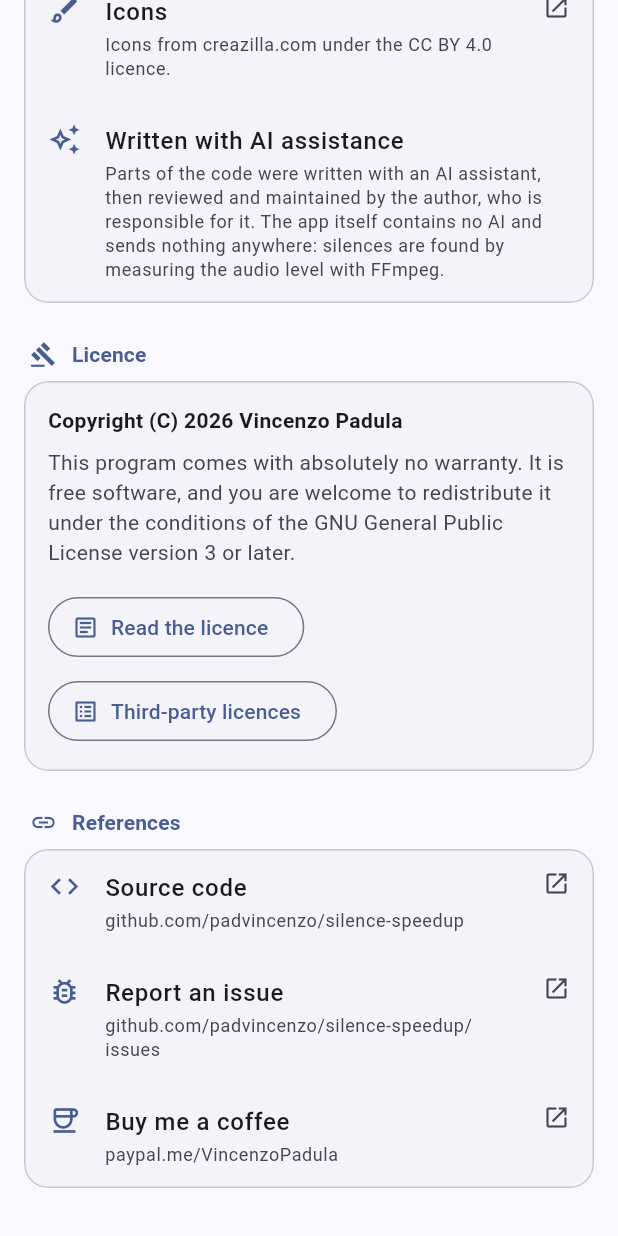
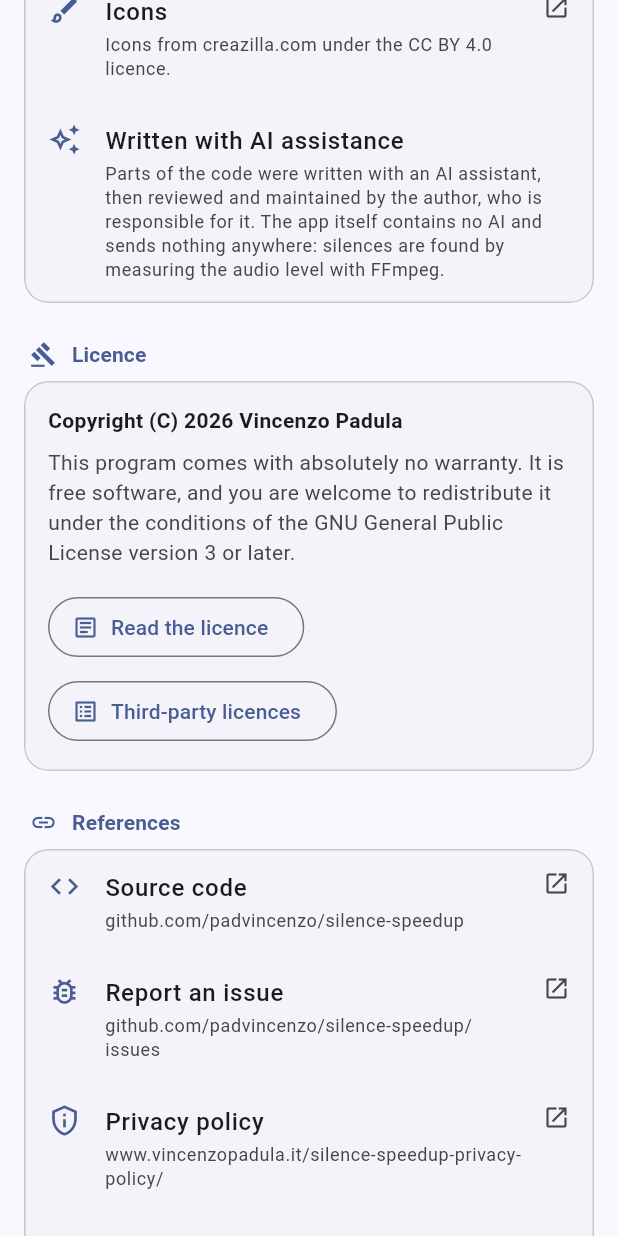
Before and after one commit to padvincenzo/silence-speedup, a Flutter app: the AboutPage widget shown alone on an empty page, opened directly with empty values, scrolled down 440 dp, on a phone screen of 412 x 824 dp. Run offline on Flutter 3.47's test engine with Material 3 defaults, Android fonts, the phone set to English and light mode, and no system bars; our stand-ins replace file_picker, package_info_plus, shared_preferences; missing offline and left inert: desktop_drop, ffmpeg_kit_flutter_new, window_manager; accounts and stored records are empty; network calls fail.

Commit message:
Link the privacy policy from the About page
The policy the Store listing points to is now one row among the app's
references, between reporting an issue and the donation link, in English
and Italian. A test checks that the row is there and that its address is
shown the way the others are.

Co-Authored-By: Claude Opus 5.5 <noreply@anthropic.com>

```diff
--- a/lib/l10n/arb/app_en.arb
+++ b/lib/l10n/arb/app_en.arb
@@ -230,6 +230,7 @@
   "menuLicense": "View licence",
   "menuOpenFile": "Add video(s)",
   "menuOpenFolder": "Add folder",
+  "menuPrivacy": "Privacy policy",
   "menuProgress": "Compact progress",
   "menuQuit": "Quit",
   "menuReferences": "References",
--- a/lib/l10n/arb/app_it.arb
+++ b/lib/l10n/arb/app_it.arb
@@ -80,6 +80,7 @@
   "menuLicense": "Mostra licenza",
   "menuOpenFile": "Importa video",
   "menuOpenFolder": "Importa cartella",
+  "menuPrivacy": "Informativa sulla privacy",
   "menuProgress": "Avanzamento compatto",
   "menuQuit": "Esci",
   "menuReferences": "Collegamenti",
--- a/lib/l10n/gen/app_localizations.dart
+++ b/lib/l10n/gen/app_localizations.dart
@@ -577,6 +577,12 @@ abstract class AppLocalizations {
   /// In en, this message translates to:
   /// **'Add folder'**
   String get menuOpenFolder;
+
+  /// No description provided for @menuPrivacy.
+  ///
+  /// In en, this message translates to:
+  /// **'Privacy policy'**
+  String get menuPrivacy;
 
   /// No description provided for @menuProgress.
   ///
--- a/lib/l10n/gen/app_localizations_en.dart
+++ b/lib/l10n/gen/app_localizations_en.dart
@@ -349,6 +349,9 @@ class AppLocalizationsEn extends AppLocalizations {
 
   @override
   String get menuOpenFolder => 'Add folder';
+
+  @override
+  String get menuPrivacy => 'Privacy policy';
 
   @override
   String get menuProgress => 'Compact progress';
--- a/lib/l10n/gen/app_localizations_it.dart
+++ b/lib/l10n/gen/app_localizations_it.dart
@@ -352,6 +352,9 @@ class AppLocalizationsIt extends AppLocalizations {
 
   @override
   String get menuOpenFolder => 'Importa cartella';
+
+  @override
+  String get menuPrivacy => 'Informativa sulla privacy';
 
   @override
   String get menuProgress => 'Avanzamento compatto';
--- a/lib/ui/pages/about_page.dart
+++ b/lib/ui/pages/about_page.dart
@@ -37,6 +37,12 @@ class AboutPage extends StatelessWidget {
       'https://github.com/padvincenzo/silence-speedup';
   static const String _issues = '$_repository/issues';
   static const String _donate = 'https://paypal.me/VincenzoPadula';
+
+  /// Published on the author's site rather than kept in the repository, and
+  /// written against what the code does: see CLAUDE.md before adding a
+  /// network request or anything kept on disk.
+  static const String _privacy =
+      'https://www.vincenzopadula.it/silence-speedup-privacy-policy/';
 
   /// A link as it is shown: the address without the part every address has.
   ///
@@ -187,6 +193,14 @@ class AboutPage extends StatelessWidget {
                 title: strings.menuIssue,
                 detail: _shown(_issues),
                 link: _issues,
+                linkHint: strings.aboutOpenInBrowser,
+                onOpenLink: onOpenLink,
+              ),
+              _InfoRow(
+                icon: Icons.privacy_tip_outlined,
+                title: strings.menuPrivacy,
+                detail: _shown(_privacy),
+                link: _privacy,
                 linkHint: strings.aboutOpenInBrowser,
                 onOpenLink: onOpenLink,
               ),
```
Also changed, not shown: 2 other files.
